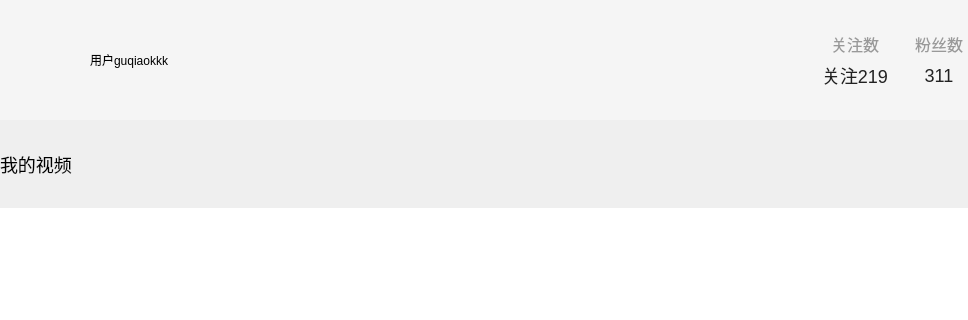
Above: client/Player/myselfwidget.ui from guqiaokkk/VideoSystem before the change; both pictures show x 0 to 968 and y 0 to 320 of the 1341 by 784 pixel window. Below: the same form after it.
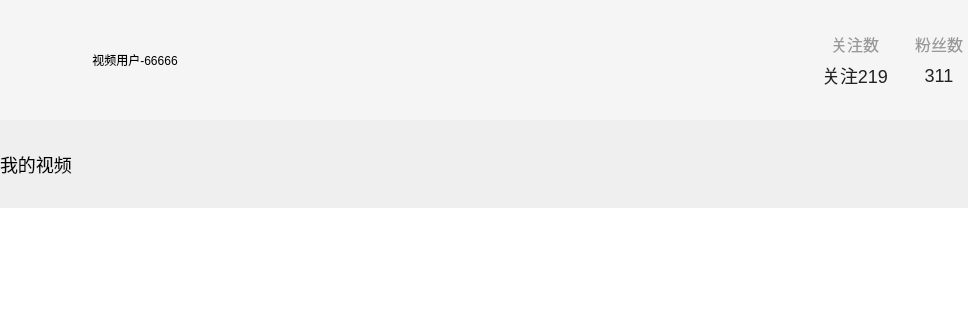
That is the form after the change. Icons and pictures are not drawn. Custom widgets are drawn as their Qt base class.

```diff
--- a/client/Player/myselfwidget.ui
+++ b/client/Player/myselfwidget.ui
@@ -74,6 +74,9 @@
          </size>
         </property>
         <layout class="QHBoxLayout" name="horizontalLayout_2">
+         <property name="spacing">
+          <number>8</number>
+         </property>
          <property name="leftMargin">
           <number>0</number>
          </property>
@@ -120,15 +123,12 @@
           </widget>
          </item>
          <item>
-          <widget class="QLabel" name="nickNameLabel">
-           <property name="minimumSize">
-            <size>
-             <width>125</width>
-             <height>0</height>
-            </size>
+          <widget class="QPushButton" name="nicknameBtn">
+           <property name="styleSheet">
+            <string notr="true">border:none;</string>
            </property>
            <property name="text">
-            <string>用户guqiaokkk</string>
+            <string>视频用户-66666</string>
            </property>
           </widget>
          </item>
```
